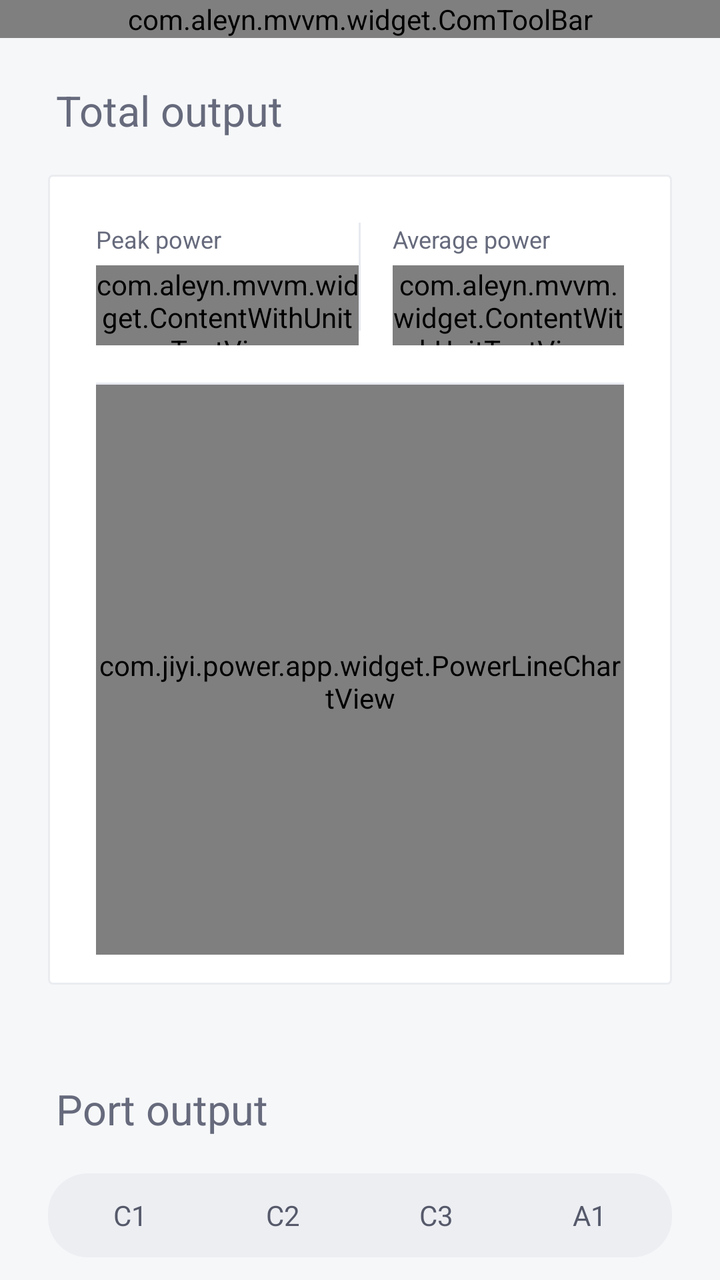
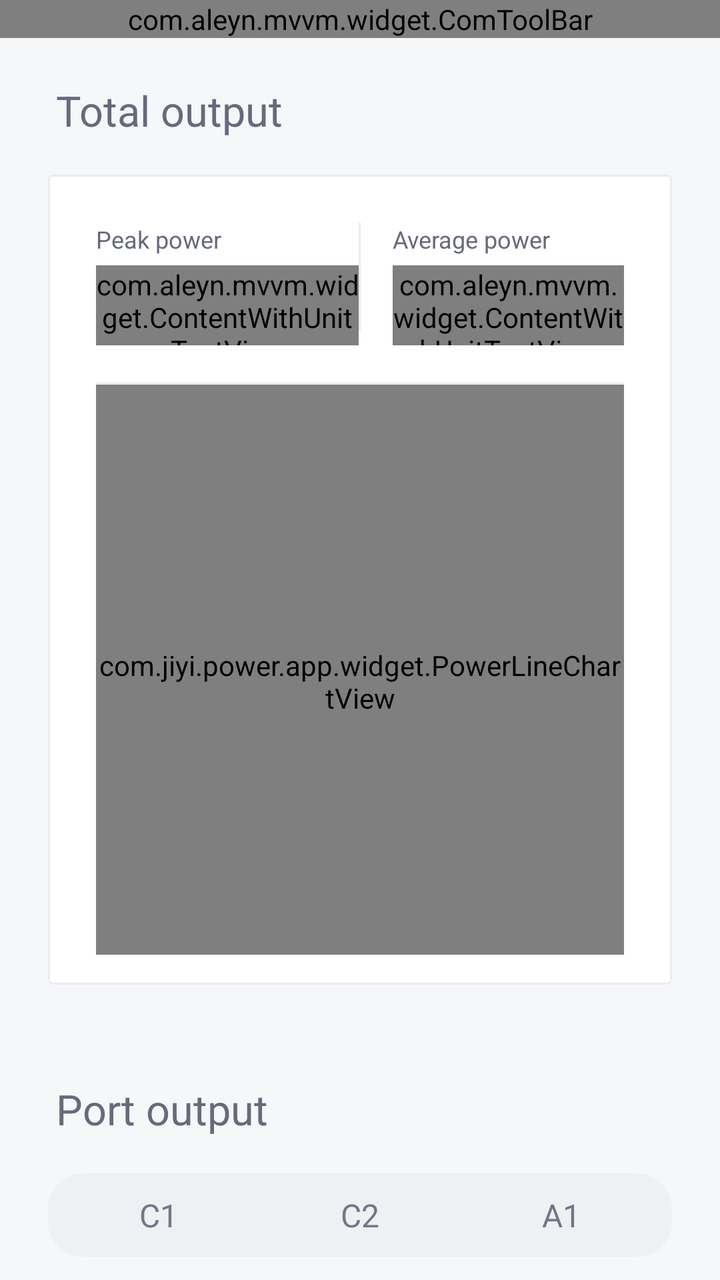

The first picture is an Android layout as it rendered before a commit; the second is the same layout after the commit. The layout source and the unified diff follow.
<!-- AndroidManifest.xml: application theme AppTheme -->
<!-- res/layout/activity_port_power_statistics.xml -->
<?xml version="1.0" encoding="utf-8"?>
<LinearLayout xmlns:android="http://schemas.android.com/apk/res/android"
        xmlns:app="http://schemas.android.com/apk/res-auto"
        android:layout_width="match_parent"
        android:layout_height="match_parent"
        android:background="@color/color_f6f7f9"
        android:orientation="vertical">

    <com.aleyn.mvvm.widget.ComToolBar
            android:id="@+id/toolbar"
            android:layout_width="match_parent"
            android:layout_height="wrap_content"
            android:background="@color/color_f6f7f9"
            app:tit_text="@string/statistics_detail_title" />

    <androidx.core.widget.NestedScrollView
            android:layout_width="match_parent"
            android:layout_height="0dp"
            android:layout_weight="1"
            android:clipToPadding="false"
            android:fillViewport="true"
            android:overScrollMode="never">

        <LinearLayout
                android:layout_width="match_parent"
                android:layout_height="wrap_content"
                android:orientation="vertical"
                android:paddingStart="24dp"
                android:paddingEnd="24dp"
                android:paddingBottom="36dp">

            <TextView
                    android:layout_width="wrap_content"
                    android:layout_height="wrap_content"
                    android:layout_marginStart="4dp"
                    android:layout_marginTop="22dp"
                    android:text="@string/statistics_total_output"
                    android:textColor="@color/color_666a7c"
                    android:textSize="21sp" />

            <LinearLayout
                    android:layout_width="match_parent"
                    android:layout_height="405dp"
                    android:layout_marginTop="18dp"
                    android:background="@drawable/bg_statistics_card"
                    android:orientation="vertical"
                    android:paddingStart="24dp"
                    android:paddingTop="24dp"
                    android:paddingEnd="24dp">

                <LinearLayout
                        android:layout_width="match_parent"
                        android:layout_height="68dp"
                        android:orientation="horizontal">

                    <LinearLayout
                            android:layout_width="0dp"
                            android:layout_height="match_parent"
                            android:layout_weight="1"
                            android:orientation="vertical">

                        <TextView
                                android:layout_width="wrap_content"
                                android:layout_height="wrap_content"
                                android:text="@string/statistics_peak_power"
                                android:textColor="@color/color_666a7c"
                                android:textSize="12sp" />

                        <com.aleyn.mvvm.widget.ContentWithUnitTextView
                                android:id="@+id/total_peak"
                                android:layout_width="wrap_content"
                                android:layout_height="40dp"
                                android:layout_marginTop="5dp" />
                    </LinearLayout>

                    <View
                            android:layout_width="1dp"
                            android:layout_height="54dp"
                            android:background="@color/color_e8eaf0" />

                    <LinearLayout
                            android:layout_width="0dp"
                            android:layout_height="match_parent"
                            android:layout_weight="1"
                            android:orientation="vertical"
                            android:paddingStart="16dp">

                        <TextView
                                android:layout_width="wrap_content"
                                android:layout_height="wrap_content"
                                android:text="@string/statistics_average_power"
                                android:textColor="@color/color_666a7c"
                                android:textSize="12sp" />

                        <com.aleyn.mvvm.widget.ContentWithUnitTextView
                                android:id="@+id/total_average"
                                android:layout_width="wrap_content"
                                android:layout_height="40dp"
                                android:layout_marginTop="5dp" />
                    </LinearLayout>
                </LinearLayout>

                <View
                        android:layout_width="match_parent"
                        android:layout_height="1dp"
                        android:layout_marginTop="12dp"
                        android:background="@color/color_e8eaf0" />

                <com.jiyi.power.app.widget.PowerLineChartView
                        android:id="@+id/total_chart"
                        android:layout_width="match_parent"
                        android:layout_height="285dp"
                        android:paddingTop="12dp" />
            </LinearLayout>

            <TextView
                    android:layout_width="wrap_content"
                    android:layout_height="wrap_content"
                    android:layout_marginStart="4dp"
                    android:layout_marginTop="48dp"
                    android:text="@string/statistics_port_output"
                    android:textColor="@color/color_666a7c"
                    android:textSize="21sp" />

            <LinearLayout
                    android:layout_width="match_parent"
                    android:layout_height="42dp"
                    android:layout_marginTop="18dp"
                    android:background="@drawable/bg_statistics_tabs"
                    android:orientation="horizontal"
                    android:padding="3dp">

                <TextView
                        android:id="@+id/tab_c1"
                        style="@style/StatisticsPortTab"
                        android:text="@string/statistics_port_c1" />

                <TextView
                        android:id="@+id/tab_c2"
                        style="@style/StatisticsPortTab"
                        android:text="@string/statistics_port_c2" />

                <TextView
                        android:id="@+id/tab_c3"
                        style="@style/StatisticsPortTab"
                        android:text="@string/statistics_port_c3" />

                <TextView
                        android:id="@+id/tab_a1"
                        style="@style/StatisticsPortTab"
                        android:text="@string/statistics_port_a1" />
            </LinearLayout>

            <LinearLayout
                    android:layout_width="match_parent"
                    android:layout_height="320dp"
                    android:layout_marginTop="18dp"
                    android:background="@drawable/bg_statistics_card"
                    android:orientation="vertical"
                    android:paddingStart="24dp"
                    android:paddingTop="24dp"
                    android:paddingEnd="24dp">

                <LinearLayout
                        android:layout_width="match_parent"
                        android:layout_height="68dp"
                        android:orientation="horizontal">

                    <LinearLayout
                            android:layout_width="0dp"
                            android:layout_height="match_parent"
                            android:layout_weight="1"
                            android:orientation="vertical">

                        <TextView
                                android:layout_width="wrap_content"
                                android:layout_height="wrap_content"
                                android:text="@string/statistics_peak_power"
                                android:textColor="@color/color_666a7c"
                                android:textSize="12sp" />

                        <com.aleyn.mvvm.widget.ContentWithUnitTextView
                                android:id="@+id/port_peak"
                                android:layout_width="wrap_content"
                                android:layout_height="40dp"
                                android:layout_marginTop="5dp" />
                    </LinearLayout>

                    <View
                            android:layout_width="1dp"
                            android:layout_height="54dp"
                            android:background="@color/color_e8eaf0" />

                    <LinearLayout
                            android:layout_width="0dp"
                            android:layout_height="match_parent"
                            android:layout_weight="1"
                            android:orientation="vertical"
                            android:paddingStart="16dp">

                        <TextView
                                android:layout_width="wrap_content"
                                android:layout_height="wrap_content"
                                android:text="@string/statistics_average_power"
                                android:textColor="@color/color_666a7c"
                                android:textSize="12sp" />

                        <com.aleyn.mvvm.widget.ContentWithUnitTextView
                                android:id="@+id/port_average"
                                android:layout_width="wrap_content"
                                android:layout_height="40dp"
                                android:layout_marginTop="5dp" />
                    </LinearLayout>
                </LinearLayout>

                <View
                        android:layout_width="match_parent"
                        android:layout_height="1dp"
                        android:layout_marginTop="12dp"
                        android:background="@color/color_e8eaf0" />

                <com.jiyi.power.app.widget.PowerLineChartView
                        android:id="@+id/port_chart"
                        android:layout_width="match_parent"
                        android:layout_height="205dp"
                        android:paddingTop="8dp" />
            </LinearLayout>
        </LinearLayout>
    </androidx.core.widget.NestedScrollView>
</LinearLayout>
<!-- resources referenced by this layout -->
<resources>
  <color name="color_666a7c">#666A7C</color>
  <color name="color_e8eaf0">#E8EAF0</color>
  <color name="color_f6f7f9">#F6F7F9</color>
  <!-- drawable bg_statistics_card (drawable) -->
  <?xml version="1.0" encoding="utf-8"?>
  <shape xmlns:android="http://schemas.android.com/apk/res/android"
          android:shape="rectangle">
      <solid android:color="@color/color_ffffff" />
      <stroke
              android:width="1dp"
              android:color="@color/color_eaecf0" />
      <corners android:radius="2dp" />
  </shape>
  <!-- drawable bg_statistics_tabs (drawable) -->
  <?xml version="1.0" encoding="utf-8"?>
  <shape xmlns:android="http://schemas.android.com/apk/res/android"
          android:shape="rectangle">
      <solid android:color="@color/color_eceef2" />
      <corners android:radius="20dp" />
  </shape>
  <string name="statistics_average_power">Average power</string>
  <string name="statistics_detail_title">Detailed data</string>
  <string name="statistics_peak_power">Peak power</string>
  <string name="statistics_port_a1">A1</string>
  <string name="statistics_port_c1">C1</string>
  <string name="statistics_port_c2">C2</string>
  <string name="statistics_port_c3">C3</string>
  <string name="statistics_port_output">Port output</string>
  <string name="statistics_total_output">Total output</string>
  <style name="StatisticsPortTab">
          <item name="android:layout_width">0dp</item>
          <item name="android:layout_height">match_parent</item>
          <item name="android:layout_weight">1</item>
          <item name="android:clickable">true</item>
          <item name="android:focusable">true</item>
          <item name="android:gravity">center</item>
          <item name="android:textColor">@color/color_55596a</item>
          <item name="android:textSize">14sp</item>
      </style>
  <style name="AppTheme" parent="Theme.AppCompat.Light.NoActionBar">
          
          <item name="colorPrimary">@color/color_008577</item>
          <item name="colorPrimaryDark">@color/color_00574b</item>
          <item name="colorAccent">@color/color_d81b60</item>
          <item name="android:windowBackground">@color/color_f7f9fb</item>
          <item name="android:windowAnimationStyle">@style/AppWindowAnimation</item>
      </style>
  <color name="color_ffffff">#FFFFFF</color>
  <color name="color_eaecf0">#EAECF0</color>
  <color name="color_eceef2">#ECEEF2</color>
  <color name="color_55596a">#55596A</color>
  <color name="color_008577">#008577</color>
  <color name="color_00574b">#00574B</color>
  <color name="color_d81b60">#D81B60</color>
  <color name="color_f7f9fb">#F7F9FB</color>
  <style name="AppWindowAnimation" parent="@android:style/Animation.Activity">
          <item name="android:activityOpenEnterAnimation">@anim/anim_noop</item>
          <item name="android:activityOpenExitAnimation">@anim/anim_noop</item>
          <item name="android:activityCloseEnterAnimation">@anim/anim_noop</item>
          <item name="android:activityCloseExitAnimation">@anim/anim_noop</item>
      </style>
</resources>

<!-- the commit's change to res/layout/activity_port_power_statistics.xml (unified diff, before → after) -->
@@ -123,32 +123,29 @@
                     android:textSize="21sp" />
 
             <LinearLayout
+                    android:id="@+id/layout_port"
                     android:layout_width="match_parent"
                     android:layout_height="42dp"
                     android:layout_marginTop="18dp"
-                    android:background="@drawable/bg_statistics_tabs"
+                    android:background="@drawable/bg_power_chip_normal"
+                    android:gravity="center_vertical"
                     android:orientation="horizontal"
-                    android:padding="3dp">
+                    android:padding="5dp">
 
                 <TextView
                         android:id="@+id/tab_c1"
-                        style="@style/StatisticsPortTab"
-                        android:text="@string/statistics_port_c1" />
+                        style="@style/PowerPortTab"
+                        android:text="@string/power_port_c1" />
 
                 <TextView
                         android:id="@+id/tab_c2"
-                        style="@style/StatisticsPortTab"
-                        android:text="@string/statistics_port_c2" />
-
-                <TextView
-                        android:id="@+id/tab_c3"
-                        style="@style/StatisticsPortTab"
-                        android:text="@string/statistics_port_c3" />
+                        style="@style/PowerPortTab"
+                        android:text="@string/power_port_c2" />
 
                 <TextView
                         android:id="@+id/tab_a1"
-                        style="@style/StatisticsPortTab"
-                        android:text="@string/statistics_port_a1" />
+                        style="@style/PowerPortTab"
+                        android:text="@string/power_port_tab_a1" />
             </LinearLayout>
 
             <LinearLayout
<!-- resource entries referenced after the edit -->
@@ -3,6 +3,12 @@
   <color name="color_666a7c">#666A7C</color>
   <color name="color_e8eaf0">#E8EAF0</color>
   <color name="color_f6f7f9">#F6F7F9</color>
+  <!-- drawable bg_power_chip_normal (drawable) -->
+  <?xml version="1.0" encoding="utf-8"?>
+  <shape xmlns:android="http://schemas.android.com/apk/res/android">
+      <solid android:color="@color/color_eef0f3" />
+      <corners android:radius="18dp" />
+  </shape>
   <!-- drawable bg_statistics_card (drawable) -->
   <?xml version="1.0" encoding="utf-8"?>
   <shape xmlns:android="http://schemas.android.com/apk/res/android"
@@ -13,31 +19,22 @@
               android:color="@color/color_eaecf0" />
       <corners android:radius="2dp" />
   </shape>
-  <!-- drawable bg_statistics_tabs (drawable) -->
-  <?xml version="1.0" encoding="utf-8"?>
-  <shape xmlns:android="http://schemas.android.com/apk/res/android"
-          android:shape="rectangle">
-      <solid android:color="@color/color_eceef2" />
-      <corners android:radius="20dp" />
-  </shape>
+  <string name="power_port_c1">C1</string>
+  <string name="power_port_c2">C2</string>
+  <string name="power_port_tab_a1">A1</string>
   <string name="statistics_average_power">Average power</string>
   <string name="statistics_detail_title">Detailed data</string>
   <string name="statistics_peak_power">Peak power</string>
-  <string name="statistics_port_a1">A1</string>
-  <string name="statistics_port_c1">C1</string>
-  <string name="statistics_port_c2">C2</string>
-  <string name="statistics_port_c3">C3</string>
   <string name="statistics_port_output">Port output</string>
   <string name="statistics_total_output">Total output</string>
-  <style name="StatisticsPortTab">
+  <style name="PowerPortTab">
           <item name="android:layout_width">0dp</item>
-          <item name="android:layout_height">match_parent</item>
           <item name="android:layout_weight">1</item>
-          <item name="android:clickable">true</item>
-          <item name="android:focusable">true</item>
+          <item name="android:layout_height">32dp</item>
+          <item name="android:background">@drawable/selector_power_port_tab</item>
           <item name="android:gravity">center</item>
-          <item name="android:textColor">@color/color_55596a</item>
-          <item name="android:textSize">14sp</item>
+          <item name="android:textColor">@color/color_757589</item>
+          <item name="android:textSize">16sp</item>
       </style>
   <style name="AppTheme" parent="Theme.AppCompat.Light.NoActionBar">
           
@@ -47,10 +44,21 @@
           <item name="android:windowBackground">@color/color_f7f9fb</item>
           <item name="android:windowAnimationStyle">@style/AppWindowAnimation</item>
       </style>
+  <color name="color_eef0f3">#EEF0F3</color>
   <color name="color_ffffff">#FFFFFF</color>
   <color name="color_eaecf0">#EAECF0</color>
-  <color name="color_eceef2">#ECEEF2</color>
-  <color name="color_55596a">#55596A</color>
+  <!-- drawable selector_power_port_tab (drawable) -->
+  <?xml version="1.0" encoding="utf-8"?>
+  <selector xmlns:android="http://schemas.android.com/apk/res/android">
+      <item android:state_selected="true">
+          <shape>
+              <solid android:color="@color/color_ffffff" />
+              <corners android:radius="18dp" />
+          </shape>
+      </item>
+      <item android:drawable="@android:color/transparent" />
+  </selector>
+  <color name="color_757589">#757589</color>
   <color name="color_008577">#008577</color>
   <color name="color_00574b">#00574B</color>
   <color name="color_d81b60">#D81B60</color>
